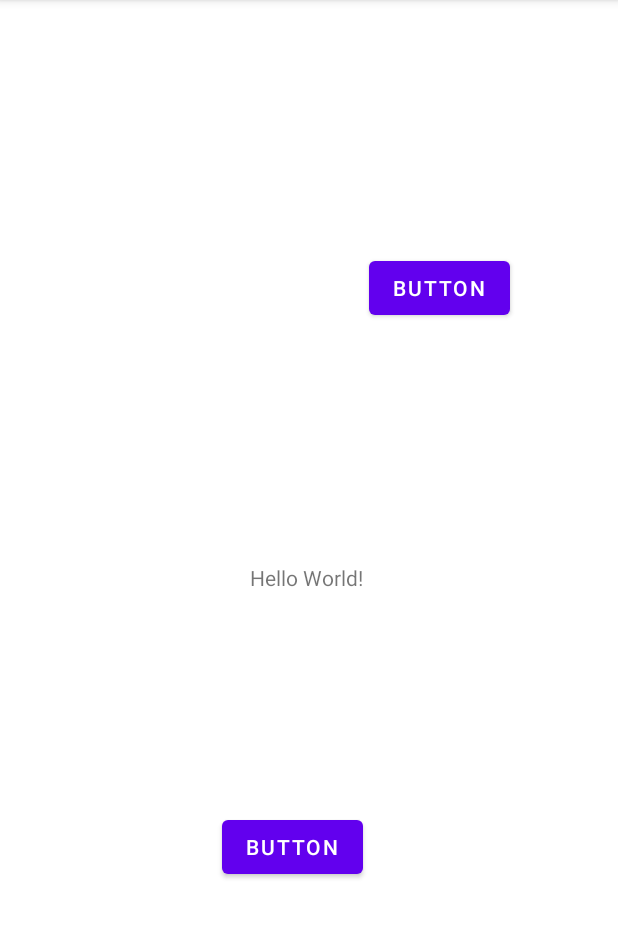
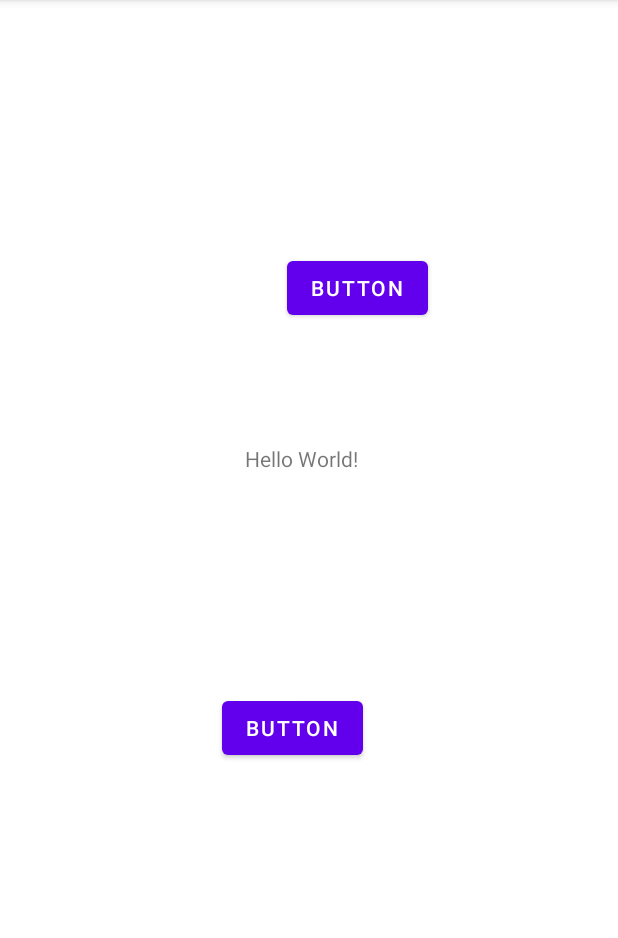
Before and after one commit to jalvarezbretana/ConstrainLayout, an Android app: the screen it shows after launch (MainActivity), on a phone screen of 412 x 824 dp, the part 84-1022 px from its top. Run offline under Robolectric (Android 15) with nearby library versions, the phone set to English and light mode, and no system bars.

Commit message:
Alineación Figura 9 y 10

```diff
--- a/app/src/main/res/layout/activity_main.xml
+++ b/app/src/main/res/layout/activity_main.xml
@@ -13,16 +13,19 @@
         android:text="Hello World!"
         app:layout_constraintBottom_toBottomOf="parent"
         app:layout_constraintEnd_toEndOf="parent"
+        app:layout_constraintHorizontal_bias="0.49"
         app:layout_constraintStart_toStartOf="parent"
-        app:layout_constraintTop_toTopOf="parent" />
+        app:layout_constraintTop_toTopOf="parent"
+        app:layout_constraintVertical_bias="0.394" />
 
     <Button
         android:id="@+id/button5"
         android:layout_width="wrap_content"
         android:layout_height="wrap_content"
+        android:layout_marginStart="28dp"
         android:layout_marginTop="168dp"
         android:text="Button"
-        app:layout_constraintStart_toEndOf="@+id/textView4"
+        app:layout_constraintStart_toStartOf="@+id/textView4"
         app:layout_constraintTop_toTopOf="parent" />
 
     <Button
```
